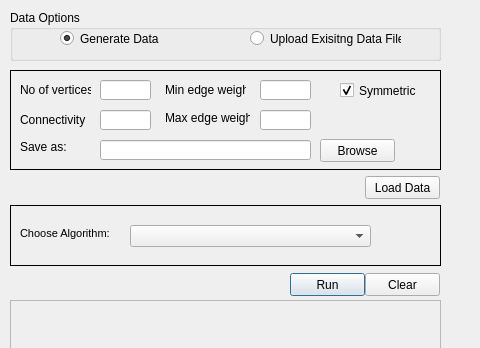
Before: the Qt Designer form UI/TSP.ui in robinredX/travelling-salesman-problem, drawn with Qt 5; both pictures show x 0 to 480 and y 0 to 348 of the 979 by 449 pixel window.
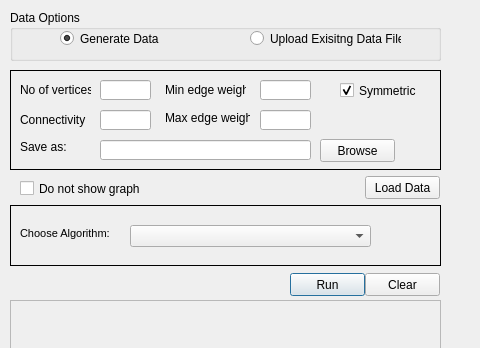
After: the same form once the commit is applied.

Commit message: add do not graph check box

```diff
--- a/UI/TSP.ui
+++ b/UI/TSP.ui
@@ -511,6 +511,19 @@
     </property>
    </widget>
   </widget>
+  <widget class="QCheckBox" name="chkHideGraph">
+   <property name="geometry">
+    <rect>
+     <x>20</x>
+     <y>180</y>
+     <width>121</width>
+     <height>17</height>
+    </rect>
+   </property>
+   <property name="text">
+    <string>Do not show graph</string>
+   </property>
+  </widget>
   <zorder>frmResults</zorder>
   <zorder>frmAlgo</zorder>
   <zorder>btnRun</zorder>
```
Left out of the diff: 1 changed line with no effect on the pictures. The commit also changes 1 other file.
